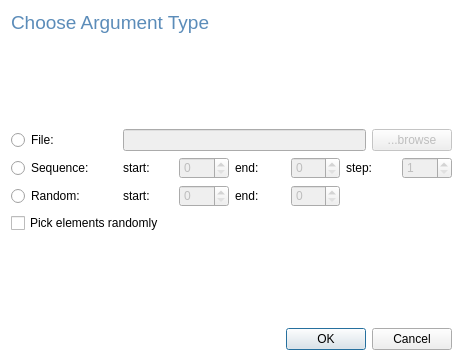
This is ui/Argument_Dialog.ui in DaniCaballero/ide as Qt 5 draws it before an edit. The edited form follows.
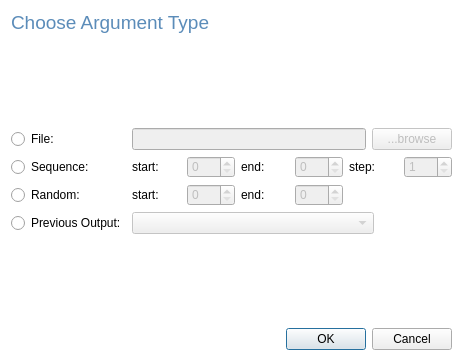
This is the edited form.

The edit to the form file:
```diff
--- a/ui/Argument_Dialog.ui
+++ b/ui/Argument_Dialog.ui
@@ -199,15 +199,42 @@
        </item>
       </layout>
      </item>
+     <item row="3" column="0">
+      <widget class="QRadioButton" name="radioButton_4">
+       <property name="text">
+        <string>Previous Output:</string>
+       </property>
+      </widget>
+     </item>
+     <item row="3" column="1" colspan="3">
+      <layout class="QHBoxLayout" name="horizontalLayout_7">
+       <item>
+        <widget class="QComboBox" name="select_prev_output">
+         <property name="enabled">
+          <bool>false</bool>
+         </property>
+        </widget>
+       </item>
+       <item>
+        <spacer name="horizontalSpacer">
+         <property name="orientation">
+          <enum>Qt::Horizontal</enum>
+         </property>
+         <property name="sizeType">
+          <enum>QSizePolicy::Fixed</enum>
+         </property>
+         <property name="sizeHint" stdset="0">
+          <size>
+           <width>78</width>
+           <height>20</height>
+          </size>
+         </property>
+        </spacer>
+       </item>
+      </layout>
+     </item>
     </layout>
    </item>
-   <item>
-    <widget class="QCheckBox" name="checkBox">
-     <property name="text">
-      <string>Pick elements randomly</string>
-     </property>
-    </widget>
-   </item>
    <item>
     <spacer name="verticalSpacer_2">
      <property name="orientation">
```
